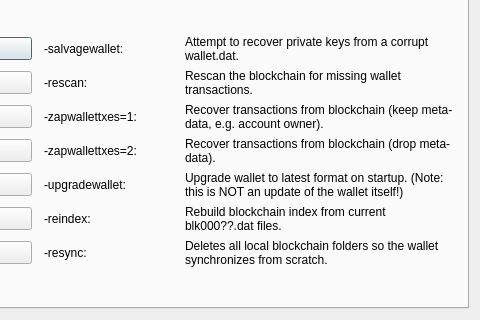
First picture: the form in src/qt/forms/rpcconsole.ui, repository bitcoinaddition/bitcoinaddition, before the edit; both pictures show x 289 to 769 and y 176 to 496 of the 769 by 496 pixel window.
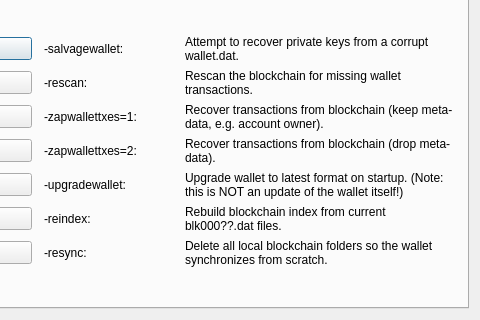
Second picture: the form after the edit. The open tabs and pages were chosen to show the change. Icons and pictures are not drawn. Custom widgets are drawn as their Qt base class.

Patch:
```diff
--- a/src/qt/forms/rpcconsole.ui
+++ b/src/qt/forms/rpcconsole.ui
@@ -1601,7 +1601,7 @@
        <item row="13" column="3">
         <widget class="QLabel" name="label_repair_resync">
          <property name="text">
-          <string>Deletes all local blockchain folders so the wallet synchronizes from scratch.</string>
+          <string>Delete all local blockchain folders so the wallet synchronizes from scratch.</string>
          </property>
          <property name="wordWrap">
           <bool>true</bool>
```
